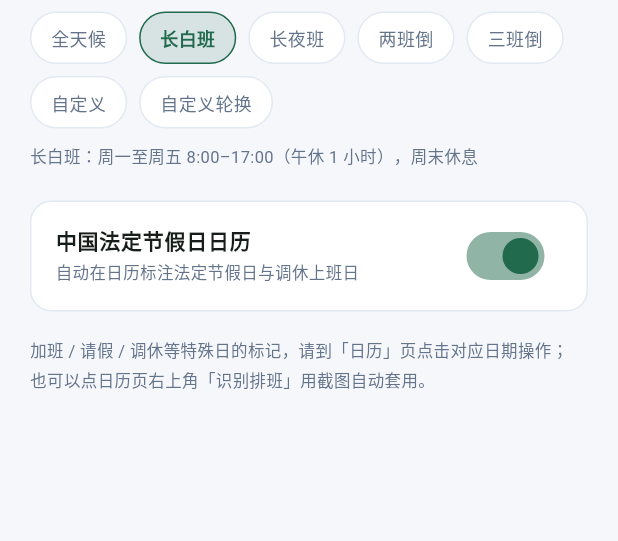
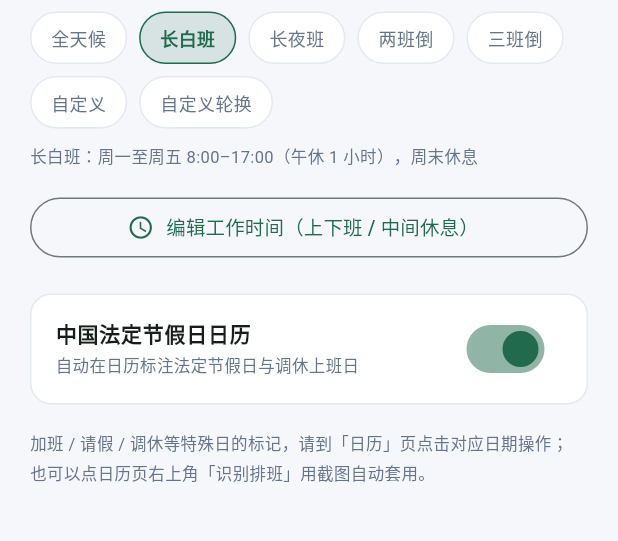
Before and after one commit to Aicq111/xintiao, a Flutter app: the ScheduleSettingsPage screen opened directly with empty values, after a tap on "全天候", after a tap on "长白班", on a phone screen of 412 x 824 dp, the part 110-651 px from its top. Run offline on Flutter 3.47's test engine with Material 3 defaults, Android fonts, the phone set to English and light mode, and no system bars; our stand-ins replace image_picker, shared_preferences; accounts and stored records are empty.

Commit message:
V1.4：标准排班模式可自定义工作时间(上下班/中间休息) + 修改过的日期日历高亮

```diff
--- a/lib/core/engine.dart
+++ b/lib/core/engine.dart
@@ -89,6 +89,7 @@ class ScheduleCfg {
   final int rotationAnchorYear;
   final int rotationAnchorMonth;
   final int rotationStartIdx; // 锚定月所在班次下标
+  final Map<int, List<ShiftDef>> modeShifts; // 标准模式的自定义班次时间
 
   const ScheduleCfg(
     this.mode, {
@@ -96,6 +97,7 @@ class ScheduleCfg {
     this.rotationAnchorYear = 2026,
     this.rotationAnchorMonth = 1,
     this.rotationStartIdx = 0,
+    this.modeShifts = const {},
   });
 
   /// 按月轮换：本月班次 = (绝对月数 + 起始下标) mod 班次数
@@ -106,6 +108,14 @@ class ScheduleCfg {
     final n = rotationShifts.length;
     final idx = ((mIdx % n) + n + rotationStartIdx) % n;
     return rotationShifts[idx];
+  }
+
+  /// 标准模式的自定义班次（无自定义时返回 null）
+  ShiftDef? modeShiftAt(ScheduleMode mode, int idx) {
+    final list = modeShifts[mode.index];
+    if (list == null || list.isEmpty) return null;
+    if (idx >= list.length) return null;
+    return list[idx];
   }
 }
 
@@ -204,13 +214,18 @@ Shift? shiftForDay(ScheduleMode mode, DateTime d, [ScheduleCfg? cfg]) {
       return shiftFull;
     case ScheduleMode.dayShift:
     case ScheduleMode.custom:
-      return w >= 5 ? null : shiftBai;
+      return w >= 5 ? null : (cfg?.modeShiftAt(mode, 0)?.shift ?? shiftBai);
     case ScheduleMode.nightShift:
-      return w >= 5 ? null : shiftYe;
+      return w >= 5 ? null : (cfg?.modeShiftAt(mode, 0)?.shift ?? shiftYe);
     case ScheduleMode.twoShift:
-      return w >= 5 ? null : (weekIndexOf(d).isOdd ? shiftBai : shiftYe);
+      final a = cfg?.modeShiftAt(mode, 0)?.shift ?? shiftBai;
+      final b = cfg?.modeShiftAt(mode, 1)?.shift ?? shiftYe;
+      return w >= 5 ? null : (weekIndexOf(d).isOdd ? a : b);
     case ScheduleMode.threeShift:
-      return w >= 5 ? null : [shiftZao, shiftZhong, shiftWan][idx % 3];
+      final a = cfg?.modeShiftAt(mode, 0)?.shift ?? shiftZao;
+      final b = cfg?.modeShiftAt(mode, 1)?.shift ?? shiftZhong;
+      final c = cfg?.modeShiftAt(mode, 2)?.shift ?? shiftWan;
+      return w >= 5 ? null : [a, b, c][idx % 3];
     case ScheduleMode.customRotation:
       final def = cfg?.rotationShiftFor(d);
       if (def == null) return null;
--- a/lib/core/store.dart
+++ b/lib/core/store.dart
@@ -64,6 +64,7 @@ class ScheduleData {
   final int rotationAnchorYear;
   final int rotationAnchorMonth;
   final int rotationStartIdx;
+  final Map<int, List<ShiftDef>> modeShifts; // 标准模式自定义班次时间
 
   const ScheduleData({
     this.mode = 1,
@@ -71,6 +72,7 @@ class ScheduleData {
     this.rotationAnchorYear = 2026,
     this.rotationAnchorMonth = 1,
     this.rotationStartIdx = 0,
+    this.modeShifts = const {},
   });
 
   static const modeNames = [
@@ -105,6 +107,7 @@ class ScheduleData {
         rotationAnchorYear: rotationAnchorYear,
         rotationAnchorMonth: rotationAnchorMonth,
         rotationStartIdx: rotationStartIdx,
+        modeShifts: modeShifts,
       );
 
   Map<String, dynamic> toJson() => {
@@ -113,6 +116,8 @@ class ScheduleData {
         'rotationAnchorYear': rotationAnchorYear,
         'rotationAnchorMonth': rotationAnchorMonth,
         'rotationStartIdx': rotationStartIdx,
+        'modeShifts': modeShifts.map(
+            (k, v) => MapEntry('$k', v.map((e) => e.toJson()).toList())),
       };
 
   factory ScheduleData.fromJson(Map<String, dynamic> j) => ScheduleData(
@@ -123,6 +128,9 @@ class ScheduleData {
         rotationAnchorYear: j['rotationAnchorYear'] as int? ?? 2026,
         rotationAnchorMonth: j['rotationAnchorMonth'] as int? ?? 1,
         rotationStartIdx: j['rotationStartIdx'] as int? ?? 0,
+        modeShifts: (j['modeShifts'] as Map<String, dynamic>? ?? {}).map(
+            (k, v) => MapEntry(int.parse(k),
+                (v as List).map((e) => ShiftDef.fromJson(e as Map<String, dynamic>)).toList())),
       );
 }
 
--- a/lib/pages/settings_page.dart
+++ b/lib/pages/settings_page.dart
@@ -4,6 +4,7 @@
 import 'package:flutter/material.dart';
 import '../core/backup_service.dart';
 import 'rotation_editor.dart';
+import 'mode_shift_editor.dart';
 import '../core/store.dart';
 import '../core/theme.dart';
 import 'income_page.dart';
@@ -965,6 +966,16 @@ class ScheduleSettingsPage extends StatelessWidget {
                       style: TextStyle(fontSize: 13, color: accent)),
                 ),
               ],
+              if (s.schedule.mode >= 1 && s.schedule.mode <= 5) ...[
+                const SizedBox(height: 14),
+                OutlinedButton.icon(
+                  onPressed: () =>
+                      openModeShiftEditor(context, store, s.schedule.mode),
+                  icon: Icon(Icons.schedule, size: 18, color: accent),
+                  label: Text('编辑工作时间（上下班 / 中间休息）',
+                      style: TextStyle(fontSize: 13, color: accent)),
+                ),
+              ],
               const SizedBox(height: 20),
               Container(
                 decoration: BoxDecoration(
```
Also changed, not shown: lib/pages/calendar_page.dart (+17 -4 lines), lib/pages/mode_shift_editor.dart (added, +279 -0 lines).
